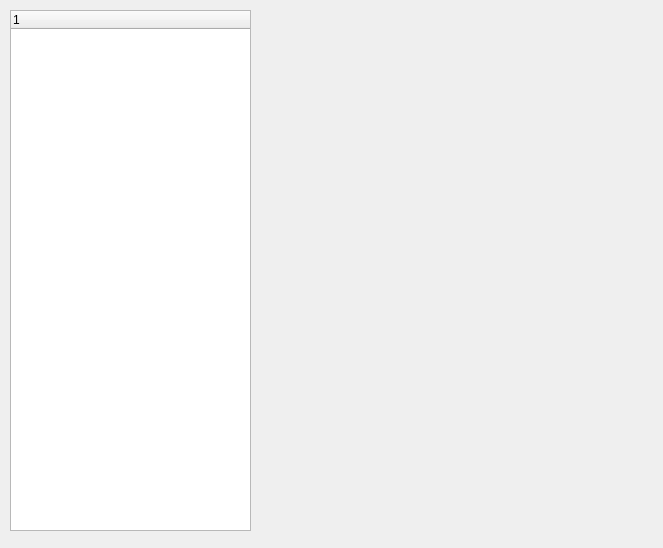
This is src/gui/configureDlg.ui in Destroyerrrocket/doomseeker-unofficial as Qt 5 draws it before an edit. The edited form follows.
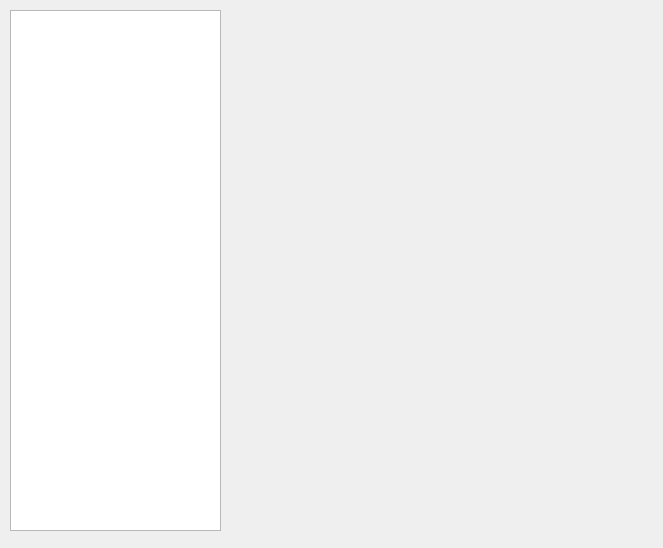
This is the edited form.

Commit message: - Fixed: known Configuration box crash from previous revision. - Finished working on Configuration box skeleton. To add new engines simply use ConfigureDlg::addEngineConfiguration() method.

The edit to the form file:
```diff
--- a/src/gui/configureDlg.ui
+++ b/src/gui/configureDlg.ui
@@ -16,26 +16,21 @@
   <property name="locale">
    <locale language="English" country="UnitedStates"/>
   </property>
-  <widget class="QTreeWidget" name="twOptionsList">
+  <widget class="QTreeView" name="tvOptionsList">
    <property name="geometry">
     <rect>
      <x>10</x>
      <y>10</y>
-     <width>241</width>
+     <width>211</width>
      <height>521</height>
     </rect>
    </property>
-   <property name="headerHidden">
+   <attribute name="headerVisible">
     <bool>false</bool>
-   </property>
-   <property name="columnCount">
-    <number>1</number>
-   </property>
-   <column>
-    <property name="text">
-     <string>1</string>
-    </property>
-   </column>
+   </attribute>
+   <attribute name="headerVisible">
+    <bool>false</bool>
+   </attribute>
   </widget>
  </widget>
  <resources/>
```
The commit also changes 3 other files.
